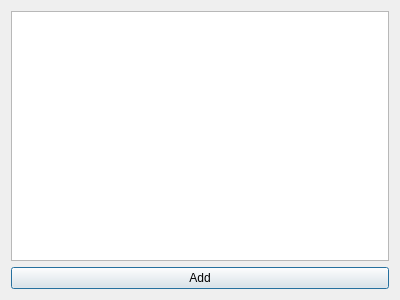
First picture: the form in dlgmisc.ui, repository ic005k/OCAuxiliaryTools, before the edit.
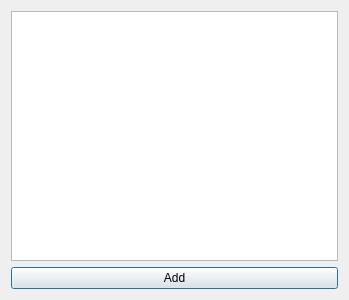
Second picture: the form after the edit.

Diff of the .ui file:
```diff
--- a/dlgmisc.ui
+++ b/dlgmisc.ui
@@ -6,7 +6,7 @@
    <rect>
     <x>0</x>
     <y>0</y>
-    <width>400</width>
+    <width>349</width>
     <height>300</height>
    </rect>
   </property>
```
